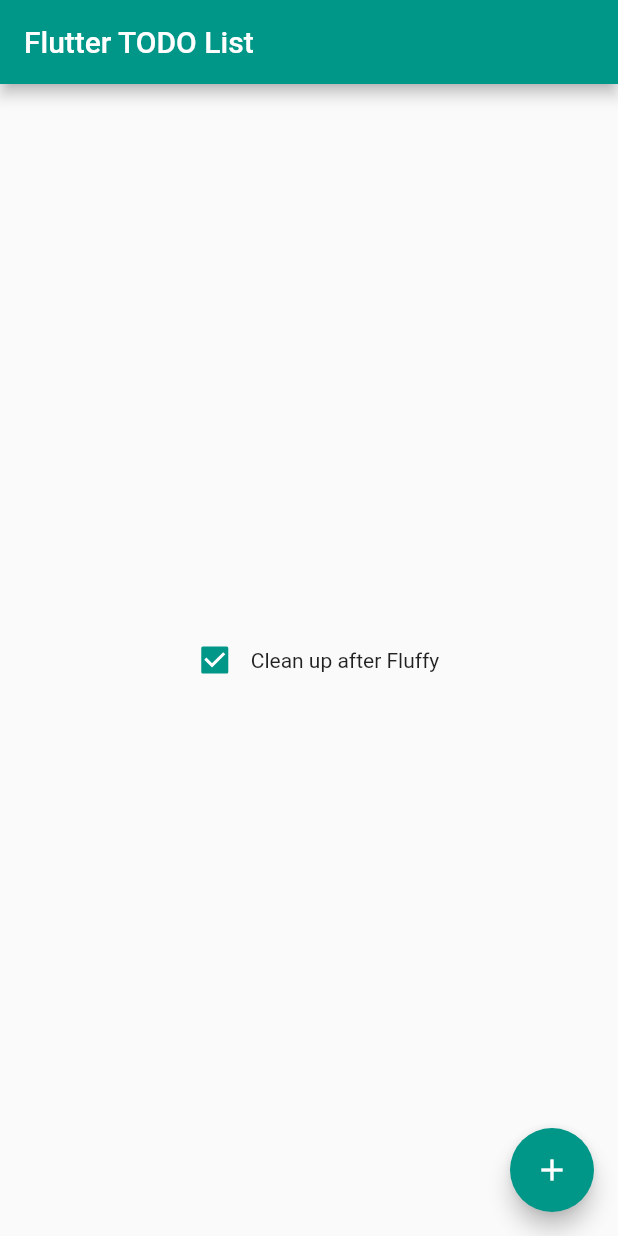
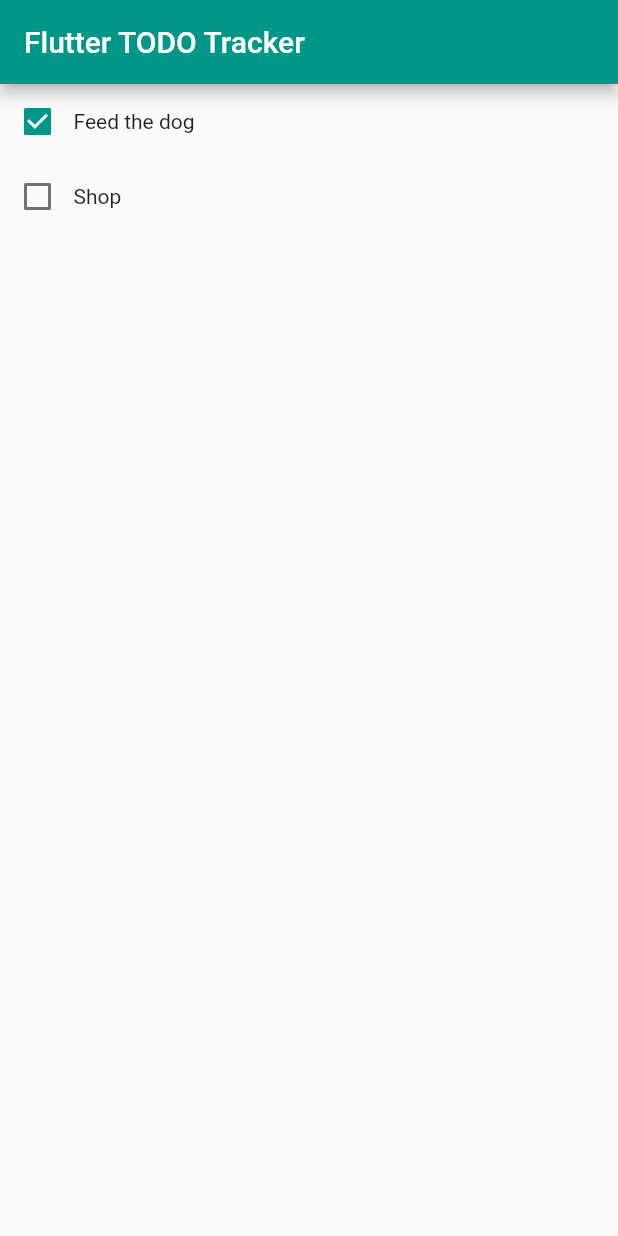
Before and after one commit to bmcilw1/flutter_todo, a Flutter app: the screen it shows after launch, on a phone screen of 412 x 824 dp. Run offline on Flutter 3.47's test engine with Material 2 defaults, Android fonts, the phone set to English and light mode, and no system bars.

Commit message:
Initial work on app

```diff
--- a/lib/main.dart
+++ b/lib/main.dart
@@ -1,127 +1,39 @@
 import 'package:flutter/material.dart';
+import 'todo.dart';
 
 void main() => runApp(MyApp());
 
 class MyApp extends StatelessWidget {
-  // This widget is the root of your application.
+  final title = 'Flutter TODO Tracker';
+
   @override
   Widget build(BuildContext context) {
     return MaterialApp(
-      title: 'Flutter TODO',
+      title: title,
       theme: ThemeData(
-        // This is the theme of your application.
-        //
-        // Try running your application with "flutter run". You'll see the
-        // application has a blue toolbar. Then, without quitting the app, try
-        // changing the primarySwatch below to Colors.green and then invoke
-        // "hot reload" (press "r" in the console where you ran "flutter run",
-        // or simply save your changes to "hot reload" in a Flutter IDE).
-        // Notice that the counter didn't reset back to zero; the application
-        // is not restarted.
         primarySwatch: Colors.teal,
       ),
-      home: MyHomePage(title: 'Flutter TODO List'),
+      home: MyHomePage(title),
     );
   }
 }
 
-class MyHomePage extends StatefulWidget {
-  MyHomePage({Key key, this.title}) : super(key: key);
+class MyHomePage extends StatelessWidget {
+  final title;
 
-  // This widget is the home page of your application. It is stateful, meaning
-  // that it has a State object (defined below) that contains fields that affect
-  // how it looks.
-
-  // This class is the configuration for the state. It holds the values (in this
-  // case the title) provided by the parent (in this case the App widget) and
-  // used by the build method of the State. Fields in a Widget subclass are
-  // always marked "final".
-
-  final String title;
-
-  @override
-  _MyHomePageState createState() => _MyHomePageState();
-}
-
-class _MyHomePageState extends State<MyHomePage> {
-  int _counter = 0;
-  bool _isChecked = true;
-
-  void _checkBox(bool newValue) {
-    setState(() {
-      _isChecked = newValue;
-    });
-  }
-
-  void _incrementCounter() {
-    setState(() {
-      // This call to setState tells the Flutter framework that something has
-      // changed in this State, which causes it to rerun the build method below
-      // so that the display can reflect the updated values. If we changed
-      // _counter without calling setState(), then the build method would not be
-      // called again, and so nothing would appear to happen.
-      _counter++;
-    });
-  }
+  MyHomePage(this.title);
 
   @override
   Widget build(BuildContext context) {
-    // This method is rerun every time setState is called, for instance as done
-    // by the _incrementCounter method above.
-    //
-    // The Flutter framework has been optimized to make rerunning build methods
-    // fast, so that you can just rebuild anything that needs updating rather
-    // than having to individually change instances of widgets.
     return Scaffold(
-      appBar: AppBar(
-        // Here we take the value from the MyHomePage object that was created by
-        // the App.build method, and use it to set our appbar title.
-        title: Text(widget.title),
-      ),
-      body: Center(
-        // Center is a layout widget. It takes a single child and positions it
-        // in the middle of the parent.
-        child: Column(
-          // Column is also layout widget. It takes a list of children and
-          // arranges them vertically. By default, it sizes itself to fit its
-          // children horizontally, and tries to be as tall as its parent.
-          //
-          // Invoke "debug painting" (press "p" in the console, choose the
-          // "Toggle Debug Paint" action from the Flutter Inspector in Android
-          // Studio, or the "Toggle Debug Paint" command in Visual Studio Code)
-          // to see the wireframe for each widget.
-          //
-          // Column has various properties to control how it sizes itself and
-          // how it positions its children. Here we use mainAxisAlignment to
-          // center the children vertically; the main axis here is the vertical
-          // axis because Columns are vertical (the cross axis would be
-          // horizontal).
-          mainAxisAlignment: MainAxisAlignment.center,
+        appBar: AppBar(
+          title: Text(title),
+        ),
+        body: Column(
           children: <Widget>[
-            Row(
-              mainAxisAlignment: MainAxisAlignment.center,
-              children: <Widget>[
-                Checkbox(value: _isChecked,
-                  onChanged: _checkBox
-                ),
-                Text(
-                  'Clean up after Fluffy',
-                )]
-            ),
-            Visibility(visible: false,
-              child: Text(
-                '$_counter',
-                style: Theme.of(context).textTheme.display1,
-              ),
-            )
+            Todo(isChecked: true, text: 'Feed the dog'),
+            Todo(isChecked: false, text: 'Shop')
           ],
-        ),
-      ),
-      floatingActionButton: FloatingActionButton(
-        onPressed: _incrementCounter,
-        tooltip: 'Increment',
-        child: Icon(Icons.add),
-      ), // This trailing comma makes auto-formatting nicer for build methods.
-    );
+        ));
   }
 }
--- /dev/null
+++ b/lib/todo.dart
@@ -0,0 +1,30 @@
+import 'package:flutter/material.dart';
+
+class Todo extends StatefulWidget {
+  final isChecked;
+  final text;
+
+  Todo({this.isChecked = false, this.text = ''});
+
+  @override
+  _TodoState createState() => _TodoState(isChecked, text);
+}
+
+class _TodoState extends State<Todo> {
+  bool isChecked;
+  String text;
+
+  _TodoState(this.isChecked, this.text);
+
+  void _checkChanged(bool value) => setState(() => isChecked = value);
+
+  @override
+  Widget build(BuildContext context) {
+    return Container(
+      padding: EdgeInsets.all(1),
+      child: Row(children: <Widget>[
+      Checkbox(value: isChecked, onChanged: _checkChanged),
+      Text(text)
+    ]));
+  }
+}
```
